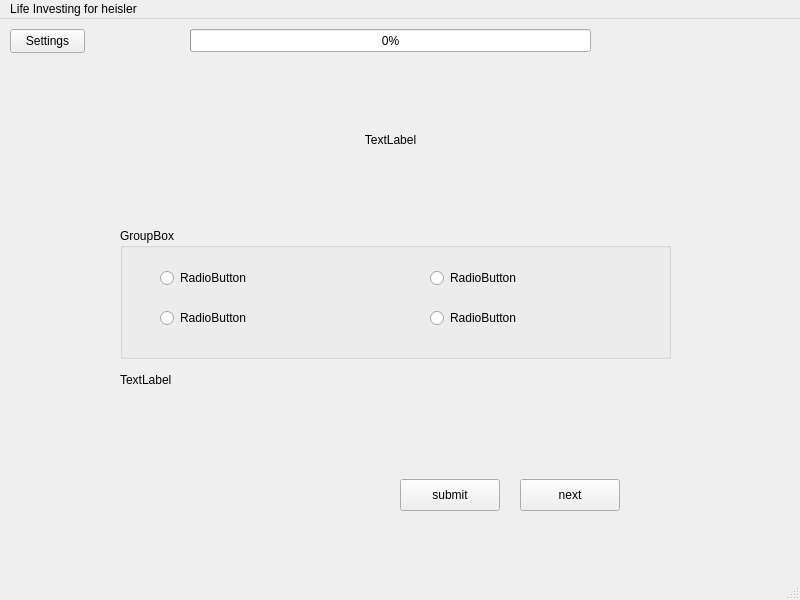
The window that mainwindow.ui (NandhiniRam2005/CS3505-Group-Assignment9-LifeInvestor) describes before a commit, drawn with Qt 5.
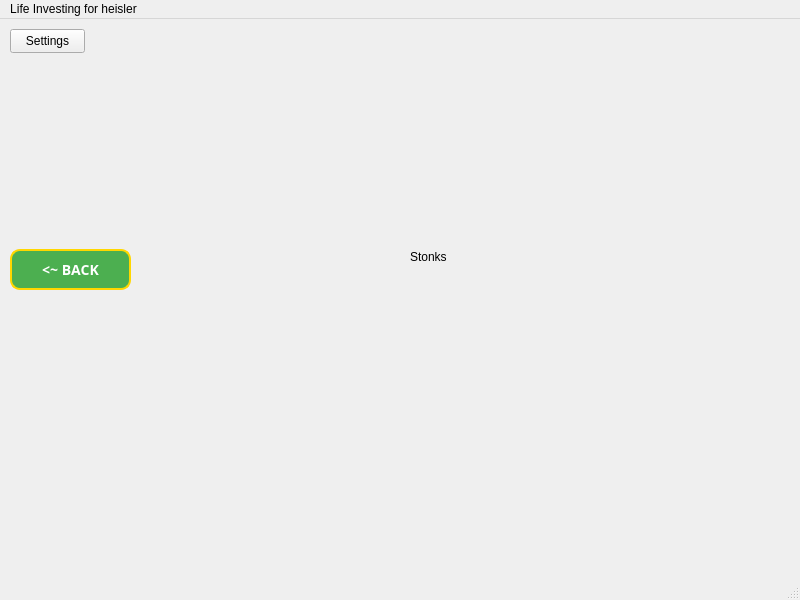
The same window after the commit. Icons and pictures are not drawn.

Commit message: settings works on stock page

Patch:
```diff
--- a/mainwindow.ui
+++ b/mainwindow.ui
@@ -30,7 +30,7 @@
      <enum>QFrame::Shadow::Raised</enum>
     </property>
     <property name="currentIndex">
-     <number>4</number>
+     <number>5</number>
     </property>
     <widget class="QWidget" name="Start">
      <widget class="QPushButton" name="startButton">
@@ -826,6 +826,68 @@
       </property>
      </widget>
     </widget>
+    <widget class="QWidget" name="Stocks">
+     <widget class="QLabel" name="label_3">
+      <property name="geometry">
+       <rect>
+        <x>410</x>
+        <y>230</y>
+        <width>49</width>
+        <height>16</height>
+       </rect>
+      </property>
+      <property name="text">
+       <string>Stonks</string>
+      </property>
+     </widget>
+     <widget class="QPushButton" name="stocksBackButton">
+      <property name="geometry">
+       <rect>
+        <x>10</x>
+        <y>230</y>
+        <width>121</width>
+        <height>41</height>
+       </rect>
+      </property>
+      <property name="font">
+       <font>
+        <family>Segoe Script</family>
+        <pointsize>-1</pointsize>
+        <bold>true</bold>
+        <underline>false</underline>
+       </font>
+      </property>
+      <property name="styleSheet">
+       <string notr="true">QPushButton {
+        color: white;
+        background-color: #4CAF50;
+        border: 2px solid #FFD700;
+        border-radius: 10px; 
+        padding: 10px 20px;
+        font-size: 14px;
+        font-weight: bold;
+        text-align: center;
+    }
+
+    QPushButton:hover {
+        background-color: #45a049; 
+        border: 2px solid #ffcc00;
+    }
+
+    QPushButton:pressed {
+        background-color: #388e3c; 
+        border: 2px solid #e6b800;
+    }
+
+    QPushButton:focus {
+        outline: none;
+    }</string>
+      </property>
+      <property name="text">
+       <string>&lt;~ BACK</string>
+      </property>
+     </widget>
+    </widget>
    </widget>
    <widget class="QPushButton" name="settingsButton">
     <property name="enabled">
```
Left out of the diff: 8 changed lines with no effect on the pictures. The commit also changes 1 other file.
